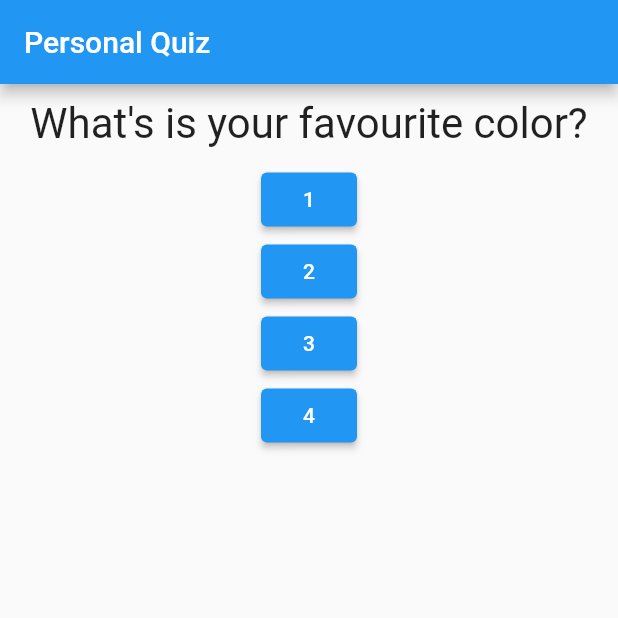
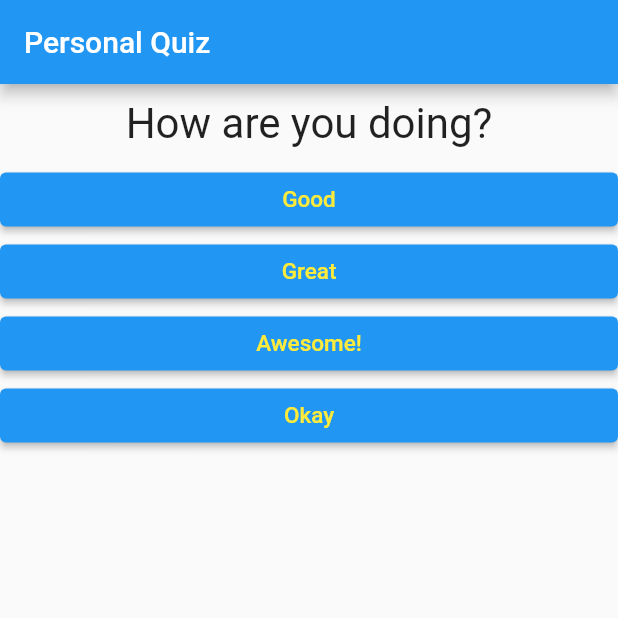
Before and after one commit to DeeptiGutti/Flask_App, a Flutter app: the screen it shows after launch, on a phone screen of 412 x 824 dp, the top half of it. Run offline on Flutter 3.47's test engine with Material 2 defaults, Android fonts, the phone set to English and light mode, and no system bars.

```diff
--- /dev/null
+++ b/lib/ansswer.dart
@@ -0,0 +1,22 @@
+import 'package:flutter/material.dart';
+
+class Answer extends StatelessWidget {
+  final Function selectHandler;
+  final String answerText;
+
+  Answer(this.selectHandler, this.answerText);
+
+  @override
+  Widget build(BuildContext context) {
+    return Container(
+        width: double.infinity,
+        child: ElevatedButton(
+          child: Text(answerText, style: TextStyle(fontSize: 15)),
+          style: ButtonStyle(
+            backgroundColor: MaterialStateProperty.all(Colors.blue),
+            foregroundColor: MaterialStateProperty.all(Colors.yellow),
+          ),
+          onPressed: selectHandler,
+        ));
+  }
+}
--- a/lib/main.dart
+++ b/lib/main.dart
@@ -1,5 +1,6 @@
 import 'package:flutter/material.dart';
 import './question.dart';
+import './ansswer.dart';
 
 void main() {
   runApp(MyApp());
@@ -11,9 +12,29 @@ class MyApp extends StatefulWidget {
 }
 
 class _MyAppState extends State<MyApp> {
+  final questions = [
+    {
+      'questiontext': 'How are you doing?',
+      'answers': ['Good', 'Great', 'Awesome!', 'Okay']
+    },
+    {
+      'questiontext': 'What\'s is your favourite color?',
+      'answers': ['Red', 'Blue', 'Green', 'white']
+    },
+    {
+      'questiontext': 'Who is your favourite Singer?',
+      'answers': ['SPB', 'TS', 'AR', 'SG']
+    },
+    {
+      'questiontext': 'What\'s your favourite Sweet',
+      'answers': ['Gamun', 'Baklava', 'Pastry', 'Cham Cham']
+    },
+  ];
   var _a = 0;
 
   void _answerQuestions() {
+    //var aBool = true;
+
     setState(() {
       _a++;
     });
@@ -23,40 +44,23 @@ class _MyAppState extends State<MyApp> {
 
   @override
   Widget build(BuildContext context) {
-    var questions = [
-      'What\'s is your favourite color?',
-      'Who is your favourite actor?',
-      'What\'s your favourite Sweert',
-      'How are you doing?',
-      'Bye!'
-    ];
     return MaterialApp(
       home: Scaffold(
-        appBar: AppBar(
-          title: Text("Personal Quiz"),
-        ),
-        body: Column(
-          children: <Widget>[
-            Question(questions[_a]),
-            ElevatedButton(
-              child: Text("1"),
-              onPressed: _answerQuestions,
-            ),
-            ElevatedButton(
-              child: Text("2"),
-              onPressed: _answerQuestions,
-            ),
-            ElevatedButton(
-              child: Text('3'),
-              onPressed: _answerQuestions,
-            ),
-            ElevatedButton(
-              child: Text('4'),
-              onPressed: _answerQuestions,
-            ),
-          ],
-        ),
-      ),
+          appBar: AppBar(
+            title: Text("Personal Quiz"),
+          ),
+          body: _a < questions.length
+              ? Column(
+                  children: <Widget>[
+                    Question(questions[_a]['questiontext']),
+                    ...(questions[_a]['answers'] as List<String>).map((answer) {
+                      return Answer(_answerQuestions, answer);
+                    }).toList()
+                  ],
+                )
+              : Center(
+                  child: Text('Done!'),
+                )),
     );
   }
 }
--- a/lib/question.dart
+++ b/lib/question.dart
@@ -1,7 +1,3 @@
-import 'package:flutter/src/foundation/key.dart';
-import 'package:flutter/src/widgets/container.dart';
-import 'package:flutter/src/widgets/framework.dart';
-
 import 'package:flutter/material.dart';
 
 class Question extends StatelessWidget {
```
